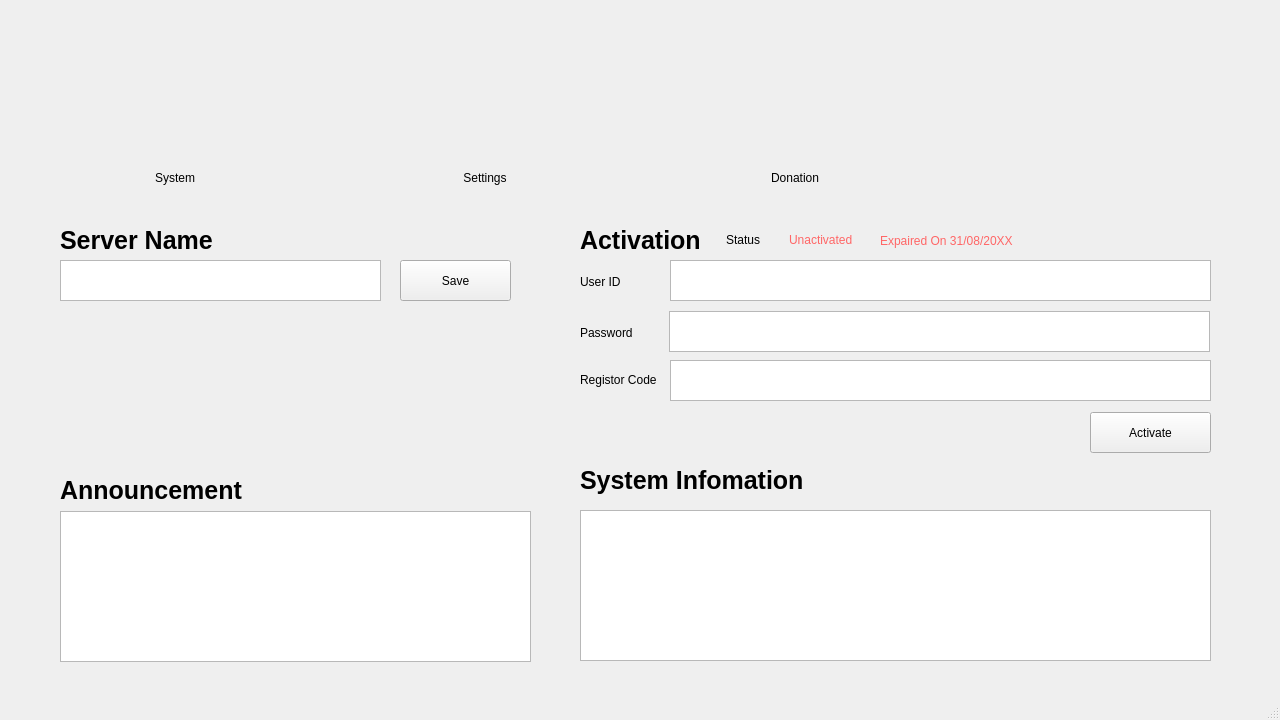
Old version of the form UI/Main_UI.ui in the repository YukiOhira0416/remote_server_tasktray.
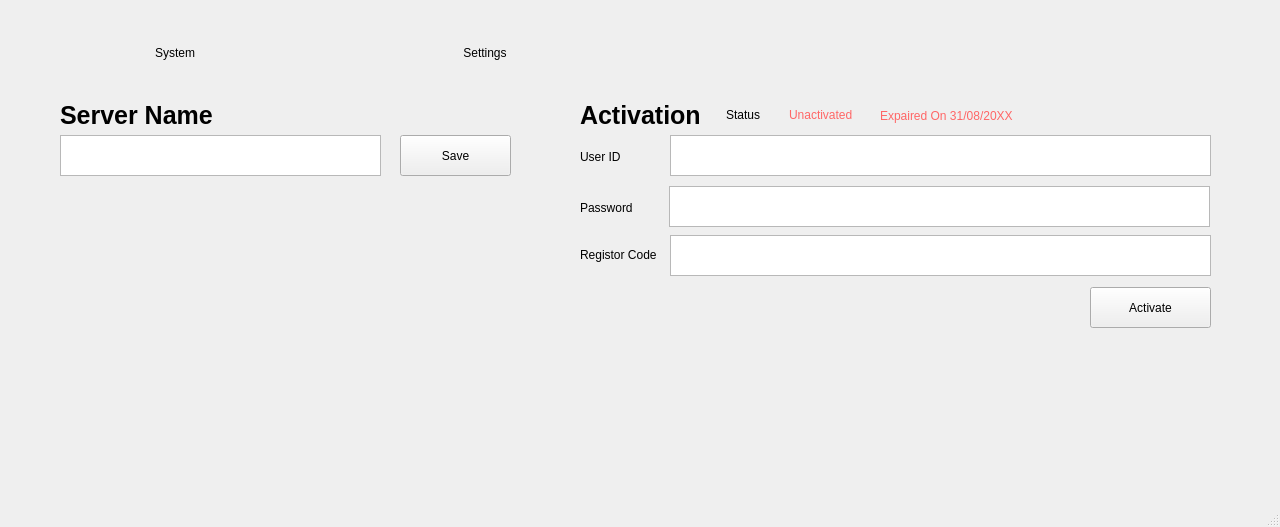
New version of the form.

Commit message: UIを修正

```diff
--- a/UI/Main_UI.ui
+++ b/UI/Main_UI.ui
@@ -7,13 +7,13 @@
     <x>0</x>
     <y>0</y>
     <width>1280</width>
-    <height>720</height>
+    <height>527</height>
    </rect>
   </property>
   <property name="minimumSize">
    <size>
     <width>1280</width>
-    <height>720</height>
+    <height>527</height>
    </size>
   </property>
   <property name="maximumSize">
@@ -30,9 +30,9 @@
     <property name="geometry">
      <rect>
       <x>20</x>
-      <y>155</y>
+      <y>30</y>
       <width>1241</width>
-      <height>526</height>
+      <height>461</height>
      </rect>
     </property>
     <property name="styleSheet">
@@ -281,48 +281,6 @@
        <string>Unactivated</string>
       </property>
      </widget>
-     <widget class="QLabel" name="label_08">
-      <property name="geometry">
-       <rect>
-        <x>40</x>
-        <y>270</y>
-        <width>191</width>
-        <height>41</height>
-       </rect>
-      </property>
-      <property name="styleSheet">
-       <string notr="true"/>
-      </property>
-      <property name="text">
-       <string>Announcement</string>
-      </property>
-     </widget>
-     <widget class="QTextBrowser" name="textBrowser_0">
-      <property name="geometry">
-       <rect>
-        <x>40</x>
-        <y>311</y>
-        <width>471</width>
-        <height>151</height>
-       </rect>
-      </property>
-     </widget>
-     <widget class="QLabel" name="label_09">
-      <property name="geometry">
-       <rect>
-        <x>560</x>
-        <y>260</y>
-        <width>231</width>
-        <height>41</height>
-       </rect>
-      </property>
-      <property name="styleSheet">
-       <string notr="true"/>
-      </property>
-      <property name="text">
-       <string>System Infomation</string>
-      </property>
-     </widget>
      <widget class="QLabel" name="label_07">
       <property name="geometry">
        <rect>
@@ -336,16 +294,6 @@
        <string>Expaired On 31/08/20XX</string>
       </property>
      </widget>
-     <widget class="QTextBrowser" name="textBrowser_1">
-      <property name="geometry">
-       <rect>
-        <x>560</x>
-        <y>310</y>
-        <width>631</width>
-        <height>151</height>
-       </rect>
-      </property>
-     </widget>
     </widget>
     <widget class="QWidget" name="tab_1">
      <property name="styleSheet">
@@ -521,11 +469,6 @@
       </property>
      </widget>
     </widget>
-    <widget class="QWidget" name="tab_2">
-     <attribute name="title">
-      <string>Donation</string>
-     </attribute>
-    </widget>
    </widget>
   </widget>
   <widget class="QStatusBar" name="statusbar"/>
```
Left out of the diff: 28 changed lines with no effect on the pictures. The commit also changes 1 other file.
